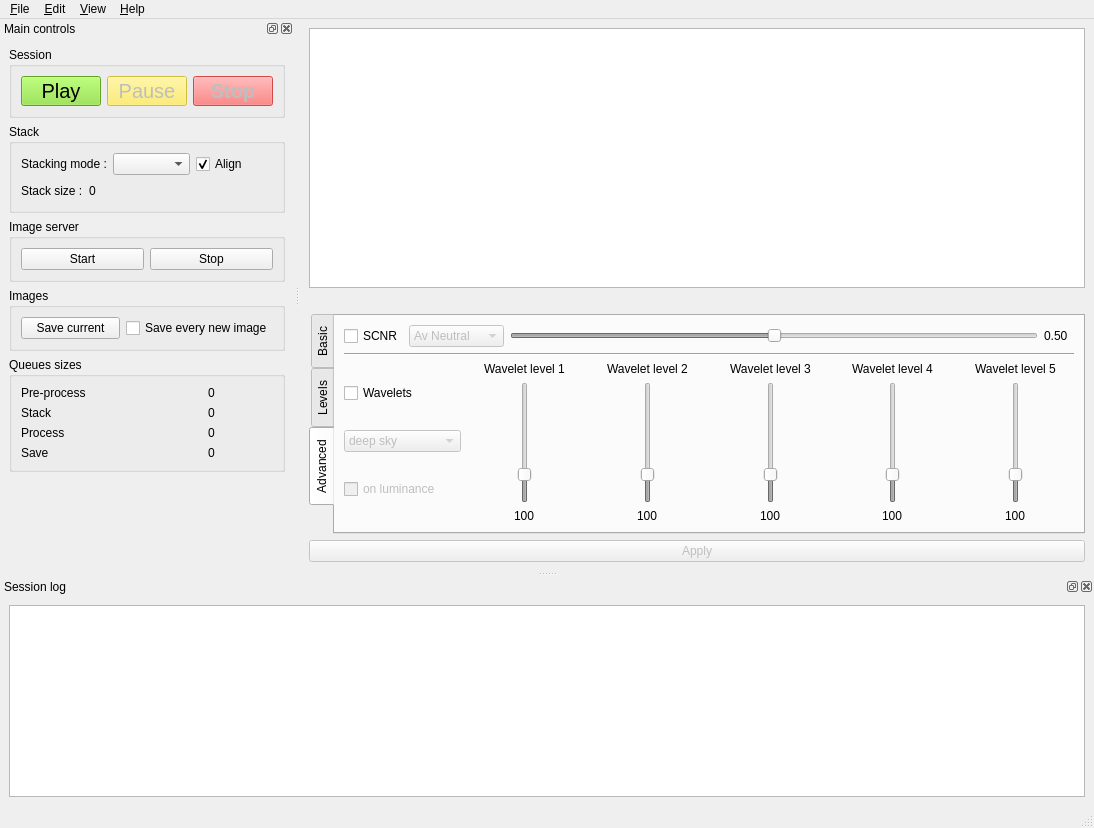
This is src/als/ui/als_ui.ui in gehelem/als as Qt 5 draws it before an edit. The edited form follows.
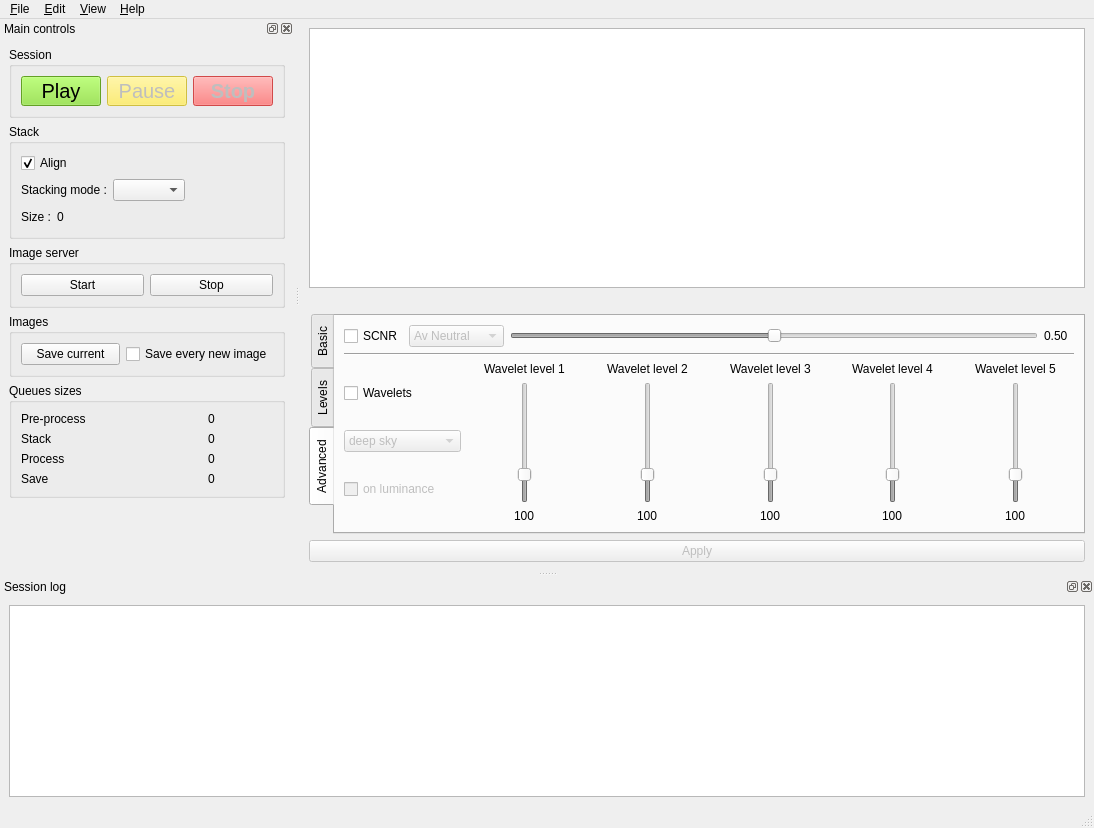
This is the edited form. Custom widgets are drawn as their Qt base class.

Commit message: Review GUI stack groupBox

```diff
--- a/src/als/ui/als_ui.ui
+++ b/src/als/ui/als_ui.ui
@@ -1118,7 +1118,26 @@
        <property name="title">
         <string>Stack</string>
        </property>
-       <layout class="QVBoxLayout" name="verticalLayout_13">
+       <layout class="QVBoxLayout" name="verticalLayout_11">
+        <item>
+         <widget class="QCheckBox" name="chk_align">
+          <property name="maximumSize">
+           <size>
+            <width>150</width>
+            <height>20</height>
+           </size>
+          </property>
+          <property name="layoutDirection">
+           <enum>Qt::LeftToRight</enum>
+          </property>
+          <property name="text">
+           <string>Align</string>
+          </property>
+          <property name="checked">
+           <bool>true</bool>
+          </property>
+         </widget>
+        </item>
         <item>
          <layout class="QHBoxLayout" name="horizontalLayout_11">
           <item>
@@ -1139,23 +1158,17 @@
            </widget>
           </item>
           <item>
-           <widget class="QCheckBox" name="chk_align">
-            <property name="maximumSize">
+           <spacer name="horizontalSpacer_2">
+            <property name="orientation">
+             <enum>Qt::Horizontal</enum>
+            </property>
+            <property name="sizeHint" stdset="0">
              <size>
-              <width>150</width>
+              <width>40</width>
               <height>20</height>
              </size>
             </property>
-            <property name="layoutDirection">
-             <enum>Qt::LeftToRight</enum>
-            </property>
-            <property name="text">
-             <string>Align</string>
-            </property>
-            <property name="checked">
-             <bool>true</bool>
-            </property>
-           </widget>
+           </spacer>
           </item>
          </layout>
         </item>
@@ -1164,7 +1177,7 @@
           <item>
            <widget class="QLabel" name="label_4">
             <property name="text">
-             <string>Stack size :</string>
+             <string>Size :</string>
             </property>
            </widget>
           </item>
```
